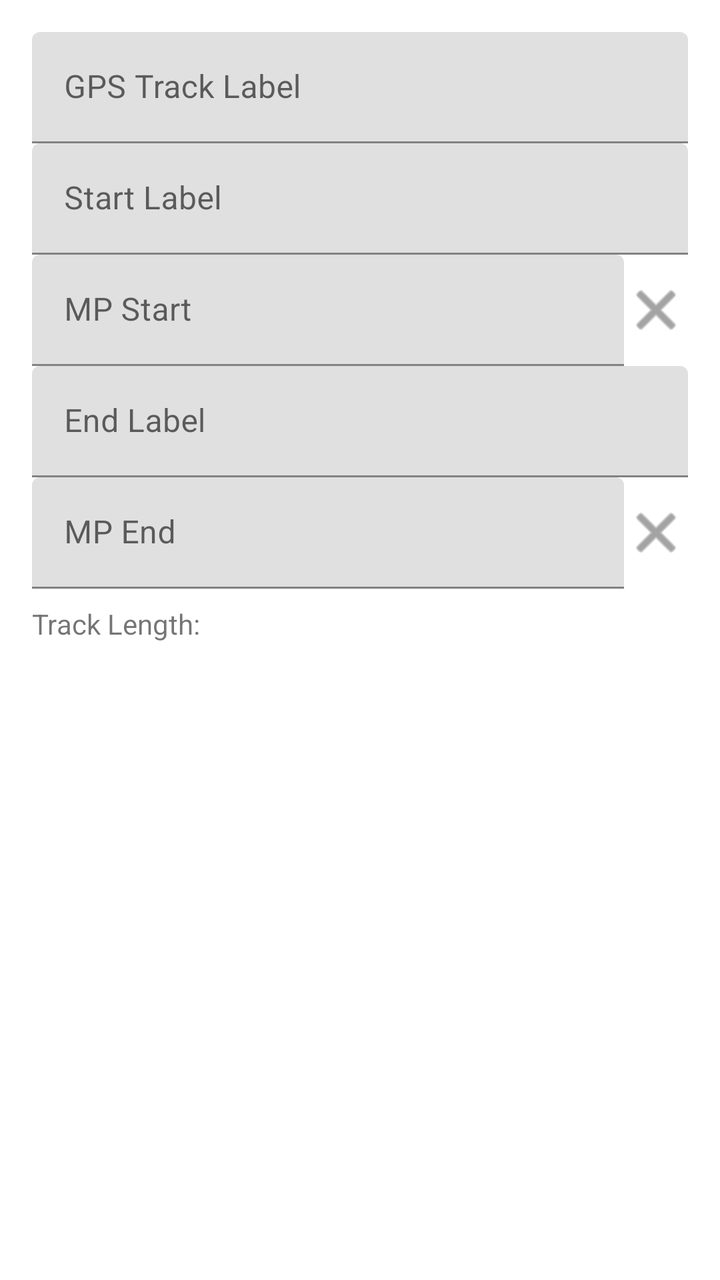
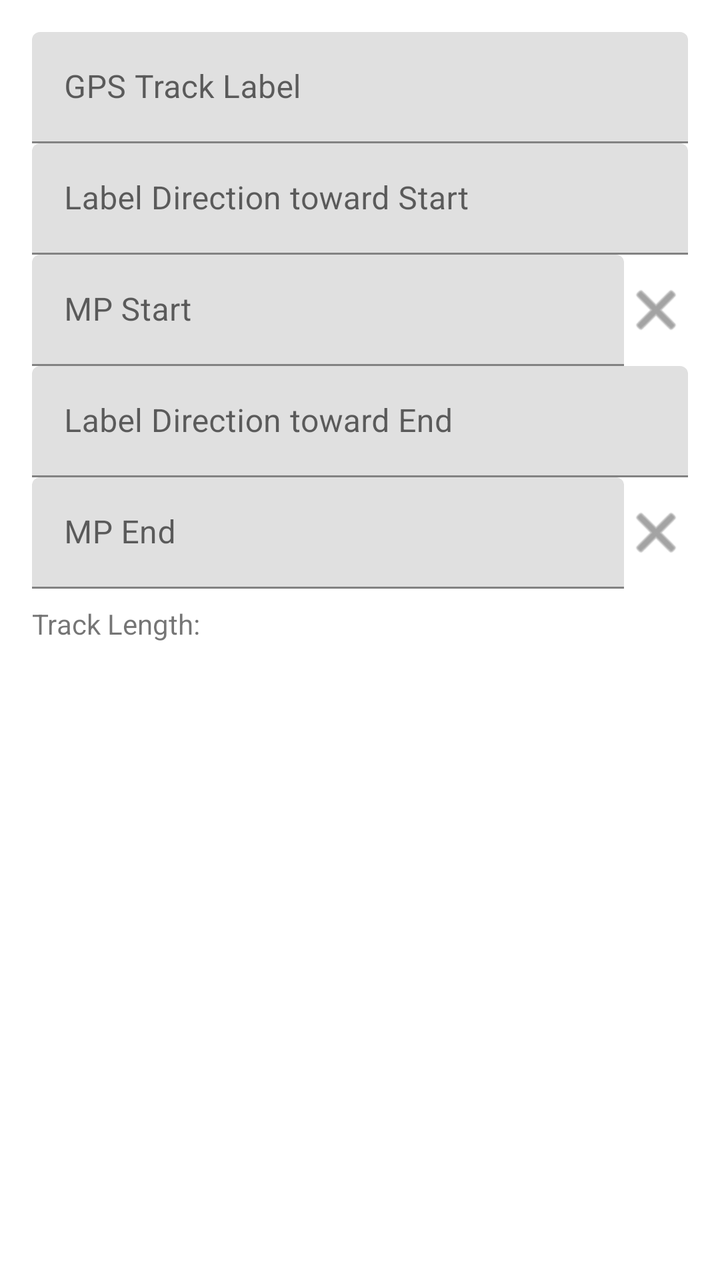

The first picture is an Android layout as it rendered before a commit; the second is the same layout after the commit. The layout source and the unified diff follow.
<!-- AndroidManifest.xml: fallback theme Theme.MaterialComponents.DayNight.NoActionBar -->
<!-- res/layout/gps_review_title_dialog.xml -->
<?xml version="1.0" encoding="utf-8"?>
<LinearLayout xmlns:android="http://schemas.android.com/apk/res/android"
        xmlns:app="http://schemas.android.com/apk/res-auto"
        android:layout_width="match_parent"
        android:layout_height="wrap_content"
        xmlns:tool="http://schemas.android.com/tools"
        android:orientation="vertical"
        android:padding="16dp">

    <com.google.android.material.textfield.TextInputLayout
        android:layout_width="match_parent"
        android:layout_height="wrap_content"
        android:hint="GPS Track Label">

        <com.google.android.material.textfield.TextInputEditText
            android:id="@+id/track_label_edittext"
            android:inputType="textCapSentences"
            android:layout_width="match_parent"
            android:layout_height="wrap_content" />
    </com.google.android.material.textfield.TextInputLayout>

    <com.google.android.material.textfield.TextInputLayout
        android:layout_width="match_parent"
        android:layout_height="wrap_content"
        android:hint="Start Label">

        <com.google.android.material.textfield.TextInputEditText
            android:id="@+id/start_label_edittext"
            android:inputType="textCapSentences"
            android:layout_width="match_parent"
            android:layout_height="wrap_content" />
    </com.google.android.material.textfield.TextInputLayout>

    <LinearLayout
        android:layout_width="match_parent"
        android:layout_height="wrap_content"
        android:gravity="center_vertical"
        android:orientation="horizontal">

        <com.google.android.material.textfield.TextInputLayout
            android:layout_width="0dp"
            android:layout_height="wrap_content"
            android:layout_weight="1"
            android:hint="MP Start">

            <com.google.android.material.textfield.TextInputEditText
                android:id="@+id/mp_start_value_edittext"
                android:layout_width="match_parent"
                android:layout_height="wrap_content"
                android:inputType="numberDecimal" />
        </com.google.android.material.textfield.TextInputLayout>

        <ImageButton
            android:id="@+id/clear_mp_start_button"
            android:layout_width="wrap_content"
            android:layout_height="wrap_content"
            android:background="?attr/selectableItemBackgroundBorderless"
            android:contentDescription="Clear MP Start value"
            android:src="@android:drawable/ic_menu_close_clear_cancel"
            app:tint="?android:attr/textColorSecondary" />
    </LinearLayout>

    <com.google.android.material.textfield.TextInputLayout
            android:layout_width="match_parent"
            android:layout_height="wrap_content"
            android:hint="End Label">

        <com.google.android.material.textfield.TextInputEditText
                android:id="@+id/end_label_edittext"
                android:inputType="textCapWords"
                android:layout_width="match_parent"
                android:layout_height="wrap_content" />
    </com.google.android.material.textfield.TextInputLayout>

    <LinearLayout
        android:layout_width="match_parent"
        android:layout_height="wrap_content"
        android:gravity="center_vertical"
        android:orientation="horizontal">

        <com.google.android.material.textfield.TextInputLayout
            android:layout_width="0dp"
            android:layout_height="wrap_content"
            android:layout_weight="1"
            android:hint="MP End">

            <com.google.android.material.textfield.TextInputEditText
                android:id="@+id/mp_end_value_edittext"
                android:layout_width="match_parent"
                android:layout_height="wrap_content"
                android:inputType="numberDecimal" />
        </com.google.android.material.textfield.TextInputLayout>

        <ImageButton
            android:id="@+id/clear_mp_end_button"
            android:layout_width="wrap_content"
            android:layout_height="wrap_content"
            android:background="?attr/selectableItemBackgroundBorderless"
            android:contentDescription="Clear MP End value"
            android:src="@android:drawable/ic_menu_close_clear_cancel"
            app:tint="?android:attr/textColorSecondary" />
    </LinearLayout>


    <LinearLayout
            android:layout_width="match_parent"
            android:layout_height="wrap_content"
            android:orientation="horizontal"
            android:layout_marginTop="8dp"
            >

        <TextView
                android:layout_width="wrap_content"
                android:layout_height="wrap_content"
                android:text="Track Length:"
                android:layout_marginEnd="8dp"
                />

        <TextView
                android:id="@+id/track_length"
                android:layout_width="wrap_content"
                android:layout_height="wrap_content"
                android:text=""
                tool:text="0 mi"
                />

    </LinearLayout>

    </LinearLayout>
<!-- resources referenced by this layout -->
<resources>

</resources>

<!-- the commit's change to res/layout/gps_review_title_dialog.xml (unified diff, before → after) -->
@@ -22,7 +22,7 @@
     <com.google.android.material.textfield.TextInputLayout
         android:layout_width="match_parent"
         android:layout_height="wrap_content"
-        android:hint="Start Label">
+        android:hint="Label Direction toward Start">
 
         <com.google.android.material.textfield.TextInputEditText
             android:id="@+id/start_label_edittext"
@@ -63,7 +63,7 @@
     <com.google.android.material.textfield.TextInputLayout
             android:layout_width="match_parent"
             android:layout_height="wrap_content"
-            android:hint="End Label">
+            android:hint="Label Direction toward End">
 
         <com.google.android.material.textfield.TextInputEditText
                 android:id="@+id/end_label_edittext"
